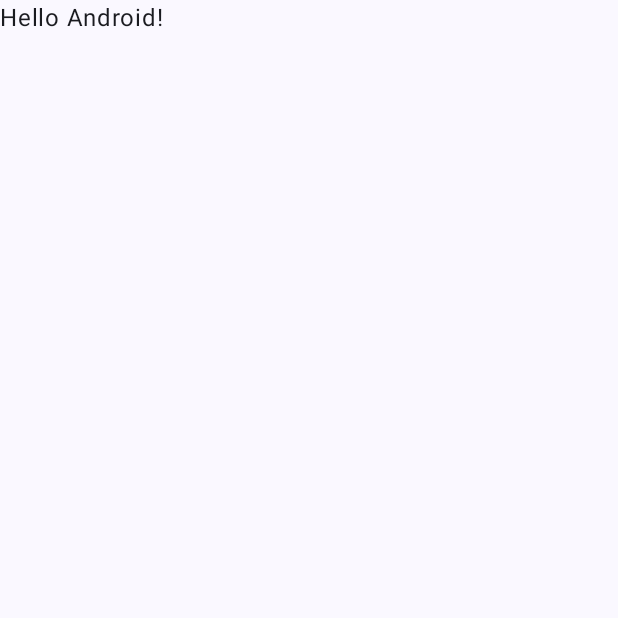
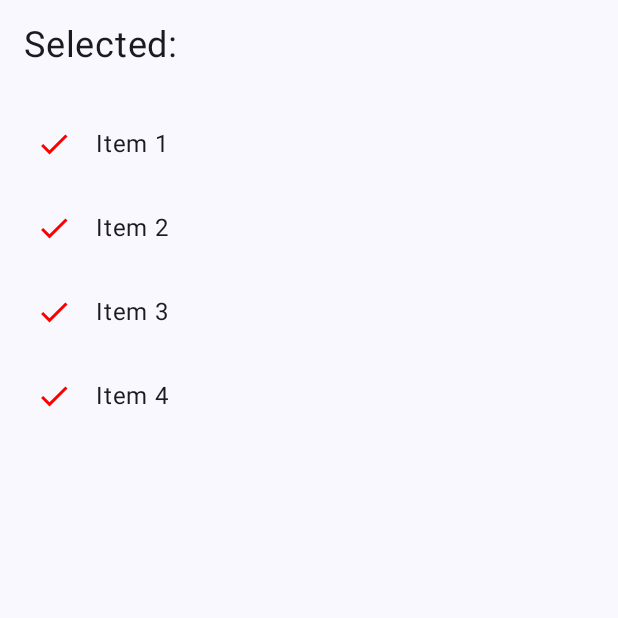
Before and after one commit to Notepad96/GreenGarden, an Android app built with Jetpack Compose: the screen it shows after launch (MainActivity), on a phone screen of 412 x 824 dp, the top half of it. Before the commit the part shown is almost empty. Run offline under Robolectric (Android 15) with nearby library versions, the phone set to English and light mode, and no system bars.

Commit message:
Complete Project

```diff
--- a/DropdownMenu/app/src/main/java/sps/notepad96/dropdownmenu/MainActivity.kt
+++ b/DropdownMenu/app/src/main/java/sps/notepad96/dropdownmenu/MainActivity.kt
@@ -4,13 +4,34 @@ import android.os.Bundle
 import androidx.activity.ComponentActivity
 import androidx.activity.compose.setContent
 import androidx.activity.enableEdgeToEdge
+import androidx.compose.foundation.ExperimentalFoundationApi
+import androidx.compose.foundation.clickable
+import androidx.compose.foundation.combinedClickable
+import androidx.compose.foundation.layout.Box
+import androidx.compose.foundation.layout.Column
+import androidx.compose.foundation.layout.PaddingValues
 import androidx.compose.foundation.layout.fillMaxSize
 import androidx.compose.foundation.layout.padding
+import androidx.compose.foundation.lazy.LazyColumn
+import androidx.compose.foundation.lazy.items
+import androidx.compose.material.icons.Icons
+import androidx.compose.material.icons.filled.Done
+import androidx.compose.material3.DropdownMenu
+import androidx.compose.material3.DropdownMenuItem
+import androidx.compose.material3.Icon
+import androidx.compose.material3.ListItem
 import androidx.compose.material3.Scaffold
 import androidx.compose.material3.Text
 import androidx.compose.runtime.Composable
+import androidx.compose.runtime.getValue
+import androidx.compose.runtime.mutableStateOf
+import androidx.compose.runtime.remember
+import androidx.compose.runtime.setValue
 import androidx.compose.ui.Modifier
-import androidx.compose.ui.tooling.preview.Preview
+import androidx.compose.ui.graphics.Color
+import androidx.compose.ui.unit.DpOffset
+import androidx.compose.ui.unit.dp
+import androidx.compose.ui.unit.sp
 import sps.notepad96.dropdownmenu.ui.theme.DropdownMenuTheme
 
 class MainActivity : ComponentActivity() {
@@ -20,10 +41,7 @@ class MainActivity : ComponentActivity() {
         setContent {
             DropdownMenuTheme {
                 Scaffold(modifier = Modifier.fillMaxSize()) { innerPadding ->
-                    Greeting(
-                        name = "Android",
-                        modifier = Modifier.padding(innerPadding)
-                    )
+                    Main(innerPadding)
                 }
             }
         }
@@ -31,17 +49,64 @@ class MainActivity : ComponentActivity() {
 }
 
 @Composable
-fun Greeting(name: String, modifier: Modifier = Modifier) {
-    Text(
-        text = "Hello $name!",
-        modifier = modifier
-    )
+fun Main(innerPadding: PaddingValues) {
+    val items = listOf("Item 1", "Item 2", "Item 3", "Item 4")
+    var selectedItem by remember { mutableStateOf<String?>(null) }
+
+    Column(
+        modifier = Modifier
+            .padding(innerPadding)
+            .fillMaxSize()
+    ) {
+        Text(
+            "Selected: ${selectedItem ?: ""}",
+            fontSize = 24.sp,
+            modifier = Modifier.padding(16.dp)
+        )
+
+        LazyColumn(
+            contentPadding = PaddingValues(8.dp),
+            modifier = Modifier.fillMaxSize()
+        ) {
+            items(items) { item ->
+                MenuItem(item, onItemSelected = { selectedItem = it })
+            }
+        }
+    }
 }
 
-@Preview(showBackground = true)
+@OptIn(ExperimentalFoundationApi::class)
 @Composable
-fun GreetingPreview() {
-    DropdownMenuTheme {
-        Greeting("Android")
+fun MenuItem(item: String, onItemSelected: (String) -> Unit) {
+    var expanded by remember { mutableStateOf(false) }
+
+    Box {
+        ListItem(headlineContent = { Text(item) },
+            leadingContent = { Icon(Icons.Default.Done, "", tint = Color.Red) },
+            modifier = Modifier.combinedClickable(
+                onClick = {},
+                onLongClick = { expanded = true  }
+            ))
+
+        DropdownMenu(
+            expanded = expanded,
+            onDismissRequest = { expanded = false },
+            offset = DpOffset(x = 150.dp, y = (-30).dp)
+        ) {
+            DropdownMenuItem(onClick = {
+                onItemSelected("$item - Action 1")
+                expanded = false
+            },
+                text = {
+                    Text("Action 1")
+                })
+            DropdownMenuItem(onClick = {
+                onItemSelected("$item - Action 2")
+                expanded = false
+            },
+                text = {
+                    Text("Action 2")
+                })
+        }
     }
 }
```
